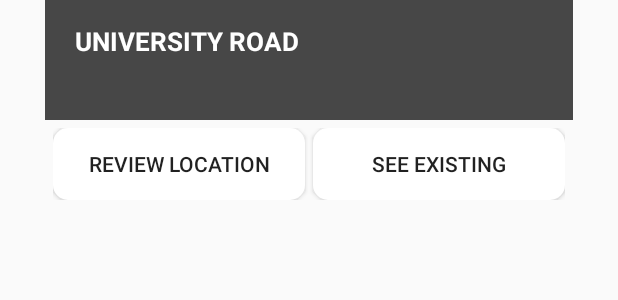
After one commit to kaaxhiftaj/whereyou, an Android app: the layout custom_dialog.xml on its own in the app's theme, with its tools: preview values and no code run, on a phone screen of 412 x 824 dp. The commit adds this screen. Shown: the top 300 px of the screen. Run offline under Robolectric (Android 15) with nearby library versions, the phone set to English and light mode, and no system bars.

Commit message:
alert dialog issue

```diff
--- /dev/null
+++ b/app/src/main/res/layout/custom_dialog.xml
@@ -0,0 +1,60 @@
+<?xml version="1.0" encoding="utf-8"?>
+<LinearLayout
+    xmlns:android="http://schemas.android.com/apk/res/android"
+    android:layout_width="match_parent"
+    android:layout_height="wrap_content"
+    android:layout_marginLeft="30sp"
+    android:layout_marginRight="30sp"
+    android:orientation="vertical">
+
+    <FrameLayout
+        android:layout_width="match_parent"
+        android:layout_height="wrap_content">
+        <ImageView
+            android:layout_width="match_parent"
+            android:layout_height="80sp"
+            android:id="@+id/ivCustomDialog"
+            android:background="#474747"
+            />
+        <LinearLayout
+            android:layout_width="wrap_content"
+            android:layout_height="wrap_content"
+            android:orientation="vertical">
+        <TextView
+            android:id="@+id/tvTownCustomDialog"
+            android:layout_width="wrap_content"
+            android:layout_height="wrap_content"
+            android:text="UNIVERSITY ROAD"
+            android:textSize="17sp"
+            android:textColor="@color/colorAccent"
+            android:textStyle="bold"
+            android:layout_marginLeft="20sp"
+            android:layout_marginTop="15sp"/>
+        </LinearLayout>
+    </FrameLayout>
+    <LinearLayout
+        android:layout_width="match_parent"
+        android:layout_height="wrap_content"
+        android:padding="5sp"
+        android:orientation="horizontal">
+    <Button
+        android:id="@+id/btnReviewCustomDialog"
+        android:layout_width="0sp"
+        android:layout_weight="0.5"
+        android:layout_height="wrap_content"
+        android:text="Review Location"
+        android:background="@drawable/btnripple"
+        android:textAlignment="center"
+        />
+        <Button
+            android:id="@+id/btnExistingCustomDialog"
+            android:layout_width="0sp"
+            android:layout_weight="0.5"
+            android:layout_marginLeft="5sp"
+            android:background="@drawable/btnripple"
+            android:layout_height="wrap_content"
+            android:text="See existing"
+            android:textAlignment="center"
+            />
+    </LinearLayout>
+</LinearLayout>
```
Also changed, not shown: app/src/main/java/com/techease/whereyou/ui/fragments/HomeFragment.java (+59 -7 lines), app/src/main/java/com/techease/whereyou/utils/AlertsUtils.java (+35 -7 lines), app/src/main/res/layout/custom_reviewdialog.xml (added, +64 -0 lines).
